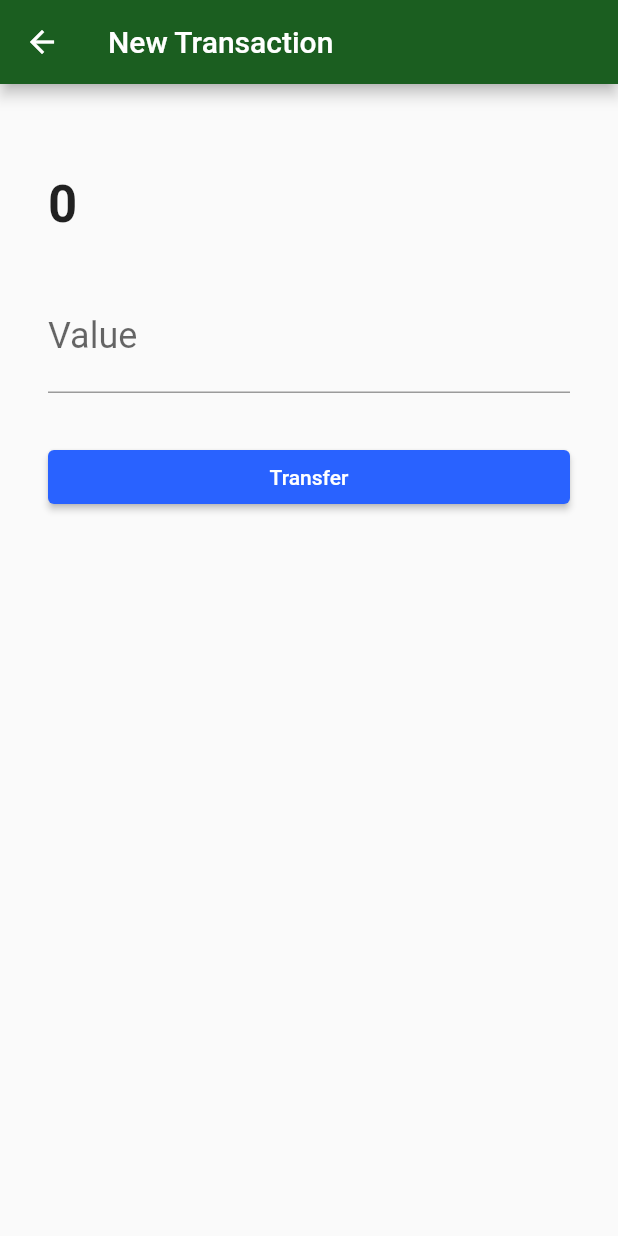
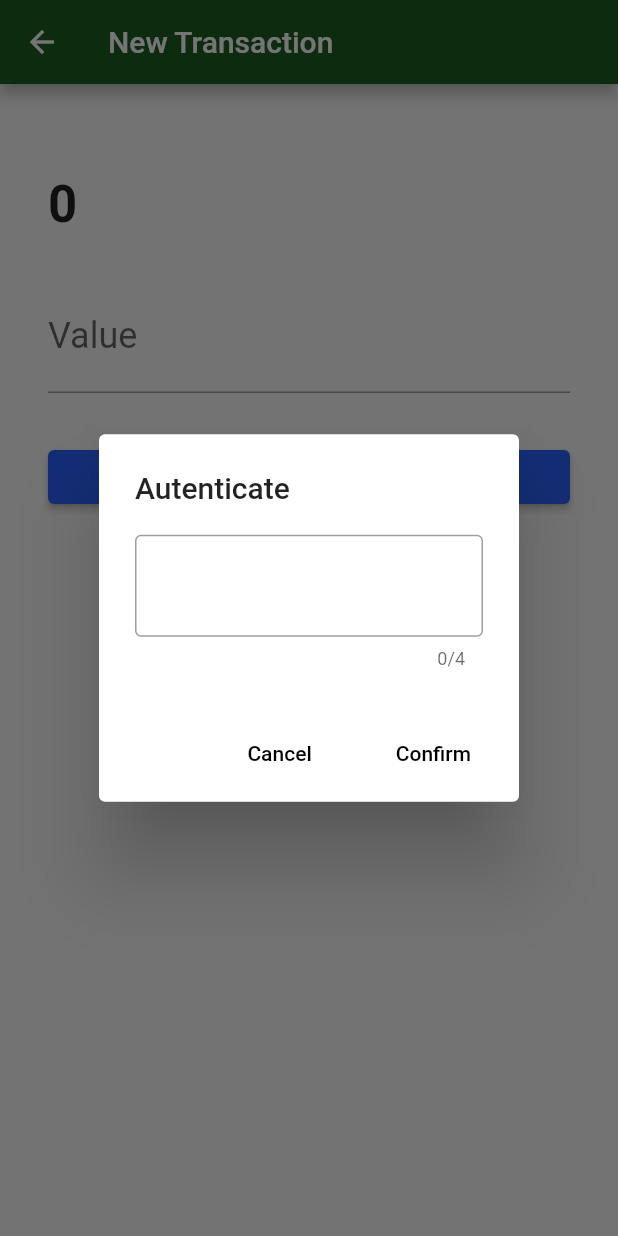
Before and after one commit to LuizNach/Bytebank, a Flutter app: the TransactionForm screen opened directly with empty values, after a tap on "Transfer", on a phone screen of 412 x 824 dp. Run offline on Flutter 3.47's test engine with Material 2 defaults, Android fonts, the phone set to English and light mode, and no system bars; our stand-ins replace sqflite; missing offline and left inert: http_interceptor; accounts and stored records are empty.

Commit message:
Curso4 Aula1 adding initial password auth modal

```diff
--- /dev/null
+++ b/lib/components/transaction_auth_dialog.dart
@@ -0,0 +1,54 @@
+import 'package:flutter/material.dart';
+
+class TransactionAuthDialog extends StatefulWidget {
+
+  final Function(String password) onConfirm;
+
+  TransactionAuthDialog({@required this.onConfirm});
+
+  @override
+  _TransactionAuthDialogState createState() => _TransactionAuthDialogState();
+}
+
+class _TransactionAuthDialogState extends State<TransactionAuthDialog> {
+
+  final TextEditingController _passwordController = TextEditingController();
+
+  @override
+  Widget build(BuildContext context) {
+    return Container(
+      child: AlertDialog(
+        title: Text("Autenticate"),
+        content: TextField(
+          controller: _passwordController,
+          obscureText: true,
+          maxLength: 4,
+          style: TextStyle( fontSize: 24.0, letterSpacing: 16.0),
+          textAlign: TextAlign.center,
+          keyboardType: TextInputType.number,
+          decoration: InputDecoration(
+            border: OutlineInputBorder(
+              borderSide: BorderSide( width: 1.0),
+              borderRadius: const BorderRadius.all(Radius.circular(4.0))
+            )
+          ),
+        ),
+        actions: <Widget>[
+          FlatButton(
+            onPressed: (){
+              Navigator.pop(context);
+            },
+            child: Text("Cancel"),
+          ),
+          FlatButton(
+            onPressed: (){
+              widget.onConfirm( _passwordController.text );
+              Navigator.pop(context);
+            },
+            child: Text("Confirm"),
+          ),
+        ],
+      ),
+    );
+  }
+}
--- a/lib/screens/transaction_form.dart
+++ b/lib/screens/transaction_form.dart
@@ -1,3 +1,4 @@
+import 'package:bytebank/components/transaction_auth_dialog.dart';
 import 'package:bytebank/models/contact.dart';
 import 'package:bytebank/models/transaction.dart';
 import 'package:bytebank/web_api/webclients/transaction_webclient.dart';
@@ -57,12 +58,21 @@ class TransactionFormState extends State<TransactionForm> {
                       final double value = double.tryParse( _valueController.text);
                       final transactionCreated = Transaction(value, widget.contact);
 
-                      saveTransaction(transactionCreated)
-                      .then( (transaction) => {
-                        if( transaction != null ) {
-                          Navigator.pop(context)
-                        }
+                      showDialog(context: context, builder: (contextDialog) {
+                        return TransactionAuthDialog(
+                          onConfirm: (String password) /*async*/ {
+                            //await Future.delayed(Duration(seconds: 1));
+                            saveTransaction(transactionCreated, password)
+                            .then( (transaction) => {
+                              if( transaction != null ) {
+                                Navigator.pop(context)
+                              }
+                            });
+                          },
+                        );
                       });
+
+
                     }
 
                   ),
--- a/lib/web_api/webclients/transaction_webclient.dart
+++ b/lib/web_api/webclients/transaction_webclient.dart
@@ -1,6 +1,4 @@
 import 'dart:convert';
-
-import 'package:bytebank/models/contact.dart';
 import 'package:bytebank/models/transaction.dart';
 import 'package:bytebank/web_api/webclient.dart';
 import 'package:http/http.dart';
@@ -24,7 +22,7 @@ List<Transaction> _responseToTransactions(Response response) {
   return transactions;
 }
 
-Future<Transaction> saveTransaction(Transaction transaction) async {
+Future<Transaction> saveTransaction(Transaction transaction, String password) async {
   Map<String, dynamic> transactionMap = _transactionToMap(transaction);
 
   final String transactionJson = jsonEncode(transactionMap);
@@ -33,7 +31,7 @@ Future<Transaction> saveTransaction(Transaction transaction) async {
     url + "/transactions",
     headers: {
       'Content-type': 'application/json',
-      'password': '1000',
+      'password': password,
     },
     body: transactionJson,
   );
--- a/pubspec.yaml
+++ b/pubspec.yaml
@@ -14,7 +14,7 @@ description: A new Flutter project.
 version: 1.0.0+1
 
 environment:
-  sdk: ">=2.1.0 <3.0.0"
+  sdk: ">=2.2.2 <3.0.0"
 
 dependencies:
   flutter:
```
